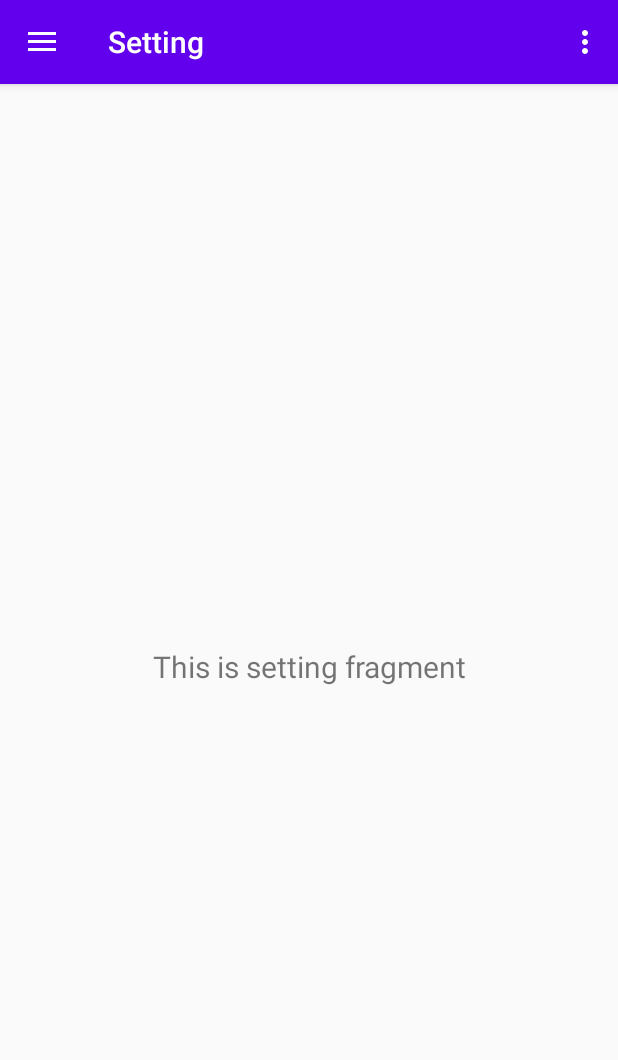
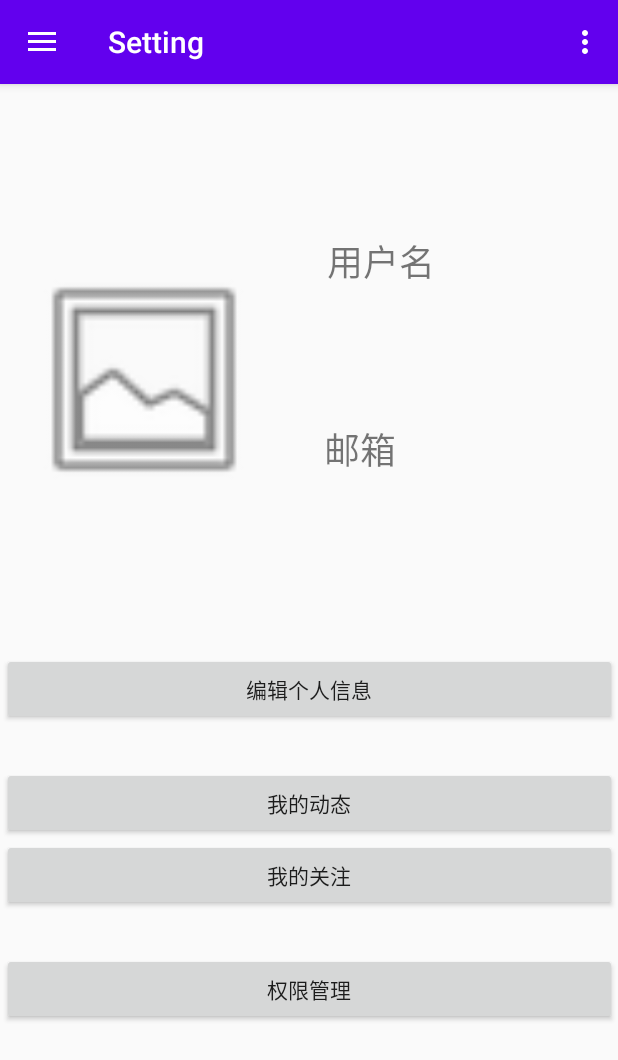
Before and after one commit to ShiranZH/PKU-CAT, an Android app: the screen it shows after launch (MainActivity), in the side drawer, after a tap on "Setting", on a phone screen of 412 x 824 dp. Shown: the top 1060 px of the screen. Run offline under Robolectric (Android 15) with nearby library versions, the phone set to English and light mode, and no system bars; our stand-ins replace navigation-ui.

Commit message:
UI of login register and settings

```diff
--- a/src/frontend/app/build.gradle
+++ b/src/frontend/app/build.gradle
@@ -28,6 +28,8 @@ dependencies {
 
     implementation 'androidx.appcompat:appcompat:1.1.0'
     implementation 'androidx.constraintlayout:constraintlayout:1.1.3'
+    implementation 'com.google.android.material:material:1.1.0'
+    implementation 'androidx.annotation:annotation:1.1.0'
     testImplementation 'junit:junit:4.12'
     androidTestImplementation 'androidx.test.ext:junit:1.1.1'
     androidTestImplementation 'androidx.test.espresso:espresso-core:3.2.0'
--- a/src/frontend/app/src/main/java/com/example/pkucat/ui/setting/SettingFragment.java
+++ b/src/frontend/app/src/main/java/com/example/pkucat/ui/setting/SettingFragment.java
@@ -1,17 +1,19 @@
 package com.example.pkucat.ui.setting;
 
+import android.content.Intent;
 import android.os.Bundle;
 import android.view.LayoutInflater;
 import android.view.View;
 import android.view.ViewGroup;
+import android.widget.Button;
+import android.widget.ImageView;
 import android.widget.TextView;
 
 import androidx.annotation.NonNull;
-import androidx.annotation.Nullable;
 import androidx.fragment.app.Fragment;
-import androidx.lifecycle.Observer;
 import androidx.lifecycle.ViewModelProviders;
 
+import com.example.pkucat.MainActivity;
 import com.example.pkucat.R;
 
 public class SettingFragment extends Fragment {
@@ -22,13 +24,43 @@ public class SettingFragment extends Fragment {
         settingViewModel =
                 ViewModelProviders.of(this).get(SettingViewModel.class);
         View root = inflater.inflate(R.layout.fragment_setting, container, false);
-        final TextView textView = root.findViewById(R.id.text_setting);
-        settingViewModel.getText().observe(getViewLifecycleOwner(), new Observer<String>() {
+        final TextView textView2 = root.findViewById(R.id.textView2);
+        final TextView textView3 = root.findViewById(R.id.textView2);
+
+        final Button button1 = root.findViewById(R.id.button1);
+        button1.setOnClickListener(new View.OnClickListener() {
             @Override
-            public void onChanged(@Nullable String s) {
-                textView.setText(s);
+            public void onClick(View v) {
+            }
+        });
+        final Button button2 = root.findViewById(R.id.button2);
+        button2.setOnClickListener(new View.OnClickListener() {
+            @Override
+            public void onClick(View v) {
+            }
+        });
+        final Button button3 = root.findViewById(R.id.button3);
+        button3.setOnClickListener(new View.OnClickListener() {
+            @Override
+            public void onClick(View v) {
+            }
+        });
+        final Button button4 = root.findViewById(R.id.button4);
+        button4.setOnClickListener(new View.OnClickListener() {
+            @Override
+            public void onClick(View v) {
+            }
+        });
+
+        final ImageView iv = root.findViewById(R.id.imageView2);
+        iv.setOnClickListener(new View.OnClickListener() {
+            @Override
+            public void onClick(View v) {
+                Intent tostart = new Intent(getActivity(), LoginActivity.class);
+                startActivity(tostart);
             }
         });
         return root;
     }
+
 }
--- a/src/frontend/app/src/main/res/layout/fragment_setting.xml
+++ b/src/frontend/app/src/main/res/layout/fragment_setting.xml
@@ -6,17 +6,100 @@
     android:layout_height="match_parent"
     tools:context=".ui.setting.SettingFragment">
 
+    <ImageView
+        android:id="@+id/imageView2"
+        android:layout_width="161dp"
+        android:layout_height="170dp"
+        android:layout_marginStart="15dp"
+        android:layout_marginLeft="15dp"
+        android:layout_marginTop="94dp"
+        android:layout_marginBottom="79dp"
+        android:clickable="true"
+        android:contentDescription="@string/Photo"
+        android:focusable="auto"
+        android:focusableInTouchMode="true"
+        android:src="@android:drawable/ic_menu_gallery"
+        app:layout_constraintBottom_toTopOf="@+id/linearLayout"
+        app:layout_constraintStart_toStartOf="parent"
+        app:layout_constraintTop_toTopOf="parent"
+        tools:srcCompat="@drawable/ic_menu_recognition" />
+
     <TextView
-        android:id="@+id/text_setting"
-        android:layout_width="match_parent"
-        android:layout_height="wrap_content"
-        android:layout_marginStart="8dp"
-        android:layout_marginTop="8dp"
-        android:layout_marginEnd="8dp"
-        android:textAlignment="center"
-        android:textSize="20sp"
+        android:id="@+id/textView2"
+        android:layout_width="122dp"
+        android:layout_height="41dp"
+        android:layout_marginStart="41dp"
+        android:layout_marginLeft="41dp"
+        android:layout_marginTop="100dp"
+        android:autoText="false"
+        android:text="@string/t1"
+        android:textSize="24sp"
+        android:visibility="visible"
+        app:layout_constraintStart_toEndOf="@+id/imageView2"
+        app:layout_constraintTop_toTopOf="parent"
+        tools:visibility="visible" />
+
+    <TextView
+        android:id="@+id/textView3"
+        android:layout_width="124dp"
+        android:layout_height="39dp"
+        android:layout_marginStart="39dp"
+        android:layout_marginLeft="39dp"
+        android:layout_marginTop="70dp"
+        android:layout_marginBottom="101dp"
+        android:text="@string/t2"
+        android:textSize="24sp"
+        app:layout_constraintBottom_toTopOf="@+id/linearLayout"
+        app:layout_constraintStart_toEndOf="@+id/imageView2"
+        app:layout_constraintTop_toBottomOf="@+id/textView2" />
+
+    <LinearLayout
+        android:id="@+id/linearLayout"
+        android:layout_width="410dp"
+        android:layout_height="387dp"
+        android:layout_marginStart="1dp"
+        android:layout_marginLeft="1dp"
+        android:layout_marginEnd="1dp"
+        android:layout_marginRight="1dp"
+        android:layout_marginBottom="1dp"
+        android:orientation="vertical"
+        android:visibility="visible"
         app:layout_constraintBottom_toBottomOf="parent"
         app:layout_constraintEnd_toEndOf="parent"
-        app:layout_constraintStart_toStartOf="parent"
-        app:layout_constraintTop_toTopOf="parent" />
+        app:layout_constraintStart_toStartOf="parent">
+
+        <Button
+            android:id="@+id/button1"
+            android:layout_width="match_parent"
+            android:layout_height="wrap_content"
+            android:text="@string/b1" />
+
+        <Space
+            android:layout_width="match_parent"
+            android:layout_height="28dp" />
+
+        <Button
+            android:id="@+id/button3"
+            android:layout_width="match_parent"
+            android:layout_height="wrap_content"
+            android:text="@string/b3" />
+
+        <Button
+            android:id="@+id/button2"
+            android:layout_width="match_parent"
+            android:layout_height="wrap_content"
+            android:text="@string/b2" />
+
+        <Space
+            android:layout_width="match_parent"
+            android:layout_height="28dp" />
+
+        <Button
+            android:id="@+id/button4"
+            android:layout_width="match_parent"
+            android:layout_height="wrap_content"
+            android:text="@string/b4" />
+
+    </LinearLayout>
+
 </androidx.constraintlayout.widget.ConstraintLayout>
--- /dev/null
+++ b/src/frontend/app/src/main/res/values/integers.xml
@@ -0,0 +1,4 @@
+<?xml version="1.0" encoding="utf-8"?>
+<resources>
+    <integer name="settingListCount">4</integer>
+</resources>
--- a/src/frontend/app/src/main/res/values/strings.xml
+++ b/src/frontend/app/src/main/res/values/strings.xml
@@ -14,4 +14,26 @@
 
     <string name="sole_archive">Sole Archive</string>
     <string name="sole_post">Sole Post</string>
+    <string name="Photo">photo</string>
+    <string name="b1">编辑个人信息</string>
+    <string name="b2">我的关注</string>
+    <string name="b3">我的动态</string>
+    <string name="b4">权限管理</string>
+    <string name="t1">用户名</string>
+    <string name="t2">邮箱</string>
+    <string name="title_activity_login">Sign in</string>
+    <string name="prompt_email">Email</string>
+    <string name="prompt_password">Password</string>
+    <string name="action_sign_in">Sign in or register</string>
+    <string name="action_sign_in_short">Sign in</string>
+    <string name="welcome">"Welcome !"</string>
+    <string name="invalid_username">Not a valid username</string>
+    <string name="invalid_password">Password must be >5 characters</string>
+    <string name="login_failed">"Login failed"</string>
+    <string name="b6">注册</string>
+    <string name="b5">登录</string>
+    <string name="input1">北大邮箱</string>
+    <string name="input2">密码</string>
+    <string name="input3">确认密码</string>
+    <string name="confirm">确认</string>
 </resources>
```
Also changed, not shown: src/frontend/app/src/main/AndroidManifest.xml (+5 -3 lines), src/frontend/app/src/main/java/com/example/pkucat/ui/setting/LoginActivity.java (added, +29 -0 lines), src/frontend/app/src/main/java/com/example/pkucat/ui/setting/RegisterActivity.java (added, +16 -0 lines), src/frontend/app/src/main/res/layout/activity_login.xml (added, +98 -0 lines), src/frontend/app/src/main/res/layout/activity_register.xml (added, +98 -0 lines).
